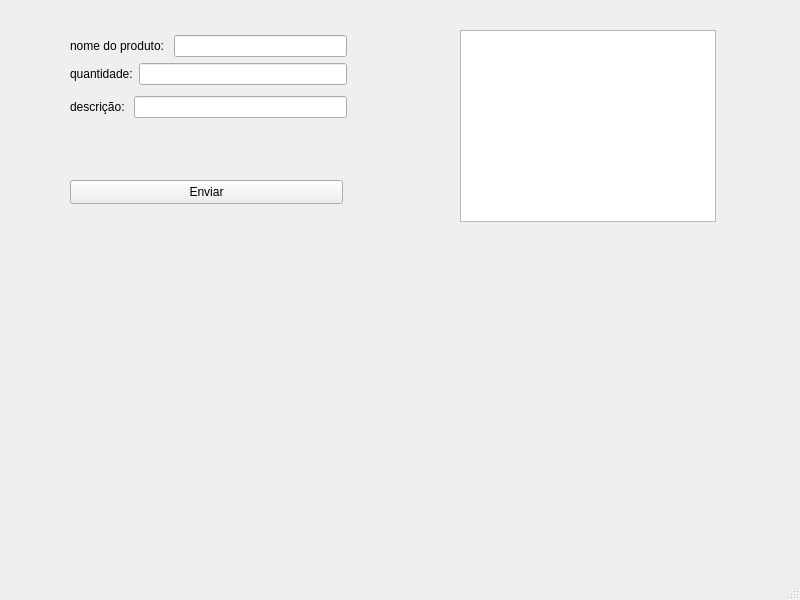
Old version of the form mainwindow.ui in the repository GabR36/QEstoqueLoja.
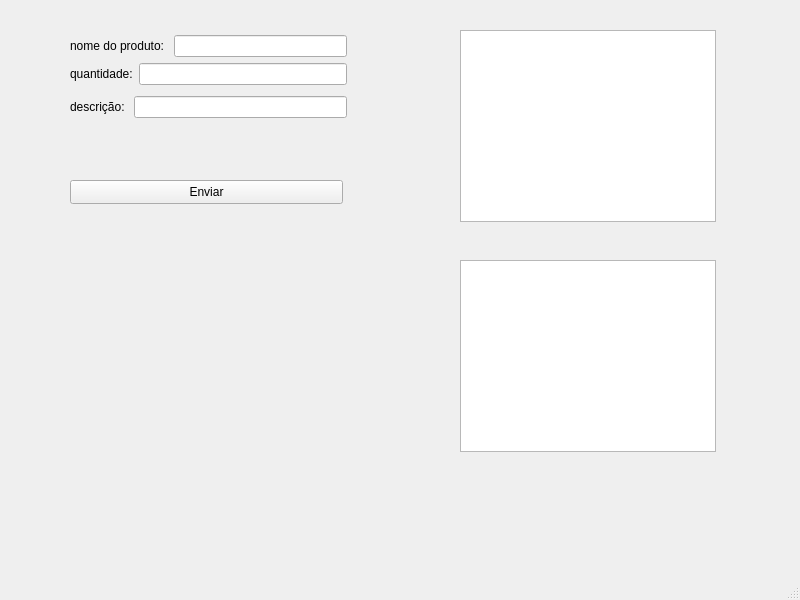
New version of the form.

Commit message: Tableview e header.

What changed in the file:
```diff
--- a/mainwindow.ui
+++ b/mainwindow.ui
@@ -47,7 +47,7 @@
 &lt;p style=&quot;-qt-paragraph-type:empty; margin-top:0px; margin-bottom:0px; margin-left:0px; margin-right:0px; -qt-block-indent:0; text-indent:0px;&quot;&gt;&lt;br /&gt;&lt;/p&gt;&lt;/body&gt;&lt;/html&gt;</string>
     </property>
    </widget>
-   <widget class="QWidget" name="">
+   <widget class="QWidget" name="layoutWidget">
     <property name="geometry">
      <rect>
       <x>70</x>
@@ -109,6 +109,26 @@
      </item>
     </layout>
    </widget>
+   <widget class="QTableView" name="Tview_Produtos">
+    <property name="geometry">
+     <rect>
+      <x>460</x>
+      <y>260</y>
+      <width>256</width>
+      <height>192</height>
+     </rect>
+    </property>
+   </widget>
+   <widget class="QWidget" name="widget" native="true">
+    <property name="geometry">
+     <rect>
+      <x>80</x>
+      <y>240</y>
+      <width>271</width>
+      <height>80</height>
+     </rect>
+    </property>
+   </widget>
   </widget>
   <widget class="QMenuBar" name="menubar">
    <property name="geometry">
```
The commit also changes 1 other file.
